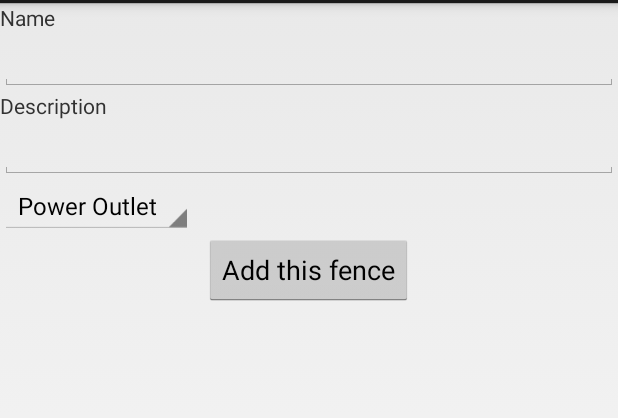
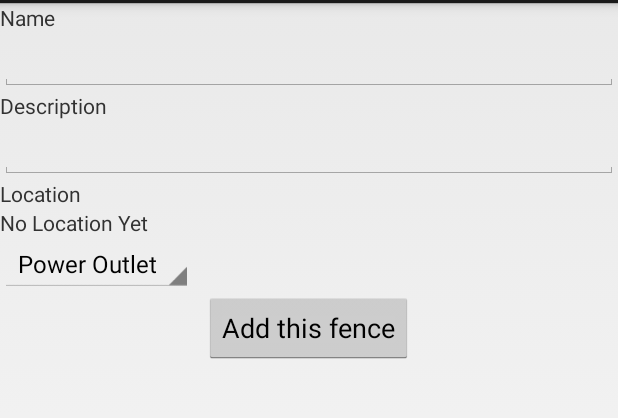
Before and after one commit to ligi/FencyPOI, an Android app: the screen it shows after launch (MainActivity), on a phone screen of 412 x 824 dp, the part 69-487 px from its top. Run offline under Robolectric (Android 15) with nearby library versions, the phone set to English and light mode, and no system bars; 2 statements that could not run were skipped.

Commit message:
get location from fused location provider

```diff
--- a/FencyPOI/src/main/AndroidManifest.xml
+++ b/FencyPOI/src/main/AndroidManifest.xml
@@ -7,6 +7,8 @@
     <uses-sdk
         android:minSdkVersion="8"
         android:targetSdkVersion="16" />
+
+    <uses-permission android:name="android.permission.ACCESS_FINE_LOCATION"/>
 
     <application
         android:allowBackup="true"
--- a/FencyPOI/src/main/java/org/battlehack/fencypoi/MainActivity.java
+++ b/FencyPOI/src/main/java/org/battlehack/fencypoi/MainActivity.java
@@ -1,22 +1,44 @@
 package org.battlehack.fencypoi;
 
+import android.location.Location;
 import android.os.Bundle;
 import android.app.Activity;
 import android.view.Menu;
 import android.widget.ArrayAdapter;
+import android.widget.EditText;
 import android.widget.Spinner;
+import android.widget.TextView;
 
-public class MainActivity extends Activity {
+import com.google.android.gms.common.ConnectionResult;
+import com.google.android.gms.common.GooglePlayServicesClient;
+import com.google.android.gms.location.LocationClient;
+import com.google.android.gms.location.LocationListener;
+import com.google.android.gms.location.LocationRequest;
+
+public class MainActivity extends Activity implements GooglePlayServicesClient.ConnectionCallbacks, GooglePlayServicesClient.OnConnectionFailedListener,LocationListener {
+
+    private LocationClient locationclient;
+    private TextView locationEditText;
 
     @Override
     protected void onCreate(Bundle savedInstanceState) {
+
         super.onCreate(savedInstanceState);
+
+        setupLocationListener();
+
         setContentView(R.layout.add_fence);
         Spinner spinner = (Spinner) findViewById(R.id.type_spinner);
         ArrayAdapter<String> adapter = new ArrayAdapter<String>(this, android.R.layout.simple_spinner_item, new String[]{"Power Outlet", "Apple Tree", "Danger Zone"});
         adapter.setDropDownViewResource(android.R.layout.simple_dropdown_item_1line);
         spinner.setAdapter(adapter);
 
+        locationEditText=(TextView) findViewById(R.id.location_edittext);
+    }
+
+    private void setupLocationListener() {
+        locationclient = new LocationClient(this,this,this);
+        locationclient.connect();
     }
 
 
@@ -27,4 +49,25 @@ public class MainActivity extends Activity {
         return true;
     }
 
+    @Override
+    public void onConnected(Bundle bundle) {
+        LocationRequest locationrequest = LocationRequest.create();
+        locationrequest.setInterval(100);
+        locationclient.requestLocationUpdates(locationrequest, this);
+    }
+
+    @Override
+    public void onDisconnected() {
+
+    }
+
+    @Override
+    public void onConnectionFailed(ConnectionResult connectionResult) {
+
+    }
+
+    @Override
+    public void onLocationChanged(Location location) {
+        locationEditText.setText(location.toString());
+    }
 }
--- a/FencyPOI/src/main/res/layout/add_fence.xml
+++ b/FencyPOI/src/main/res/layout/add_fence.xml
@@ -31,6 +31,20 @@
             android:id="@+id/editText"
             android:layout_gravity="left|center_vertical"/>
 
+    <TextView
+            android:text="Location"
+            android:layout_width="fill_parent"
+            android:layout_height="wrap_content"
+            />
+
+    <TextView
+            android:id="@+id/location_edittext"
+            android:text="No Location Yet"
+            android:layout_width="fill_parent"
+            android:layout_height="wrap_content"
+            />
+
+
     <Spinner
             android:layout_width="wrap_content"
             android:layout_height="wrap_content"
```
